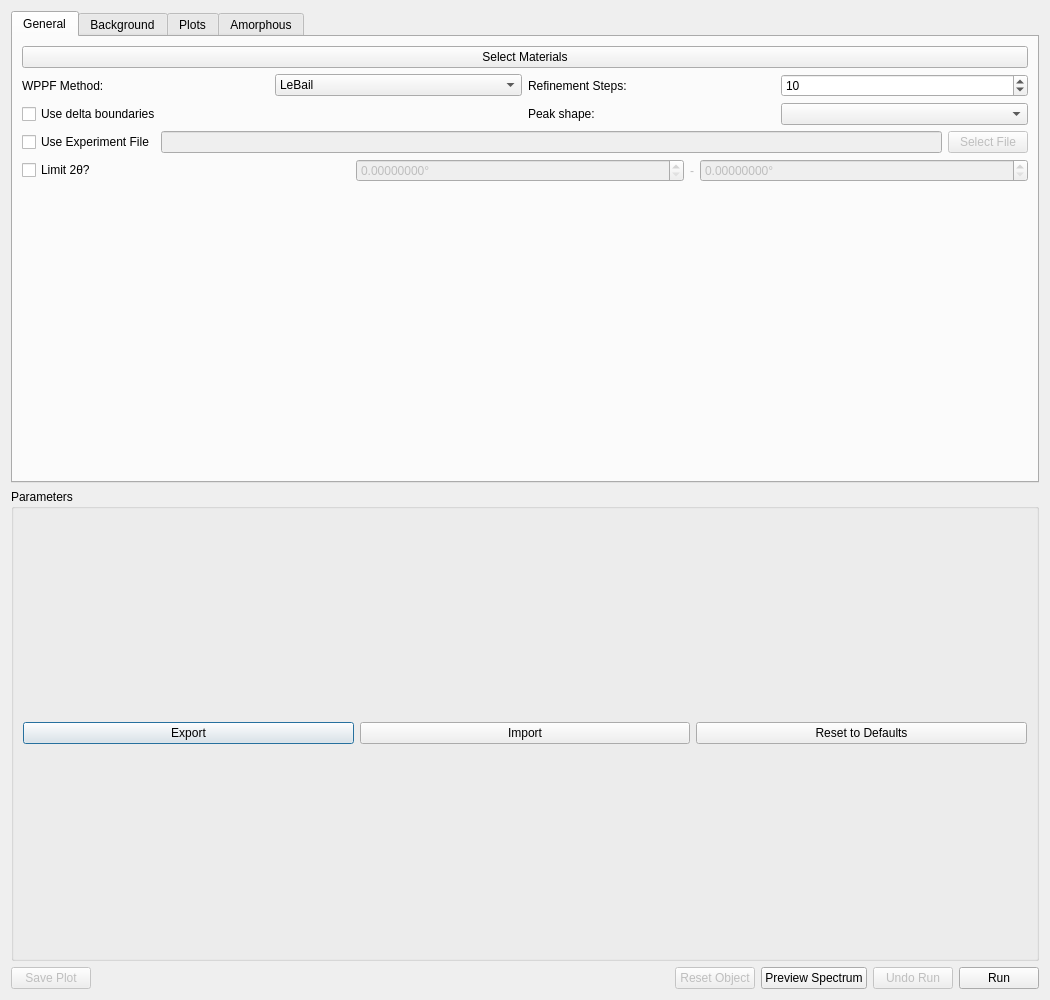
Before: the Qt Designer form hexrdgui/resources/ui/wppf_options_dialog.ui in HEXRD/hexrdgui, drawn with Qt 5.
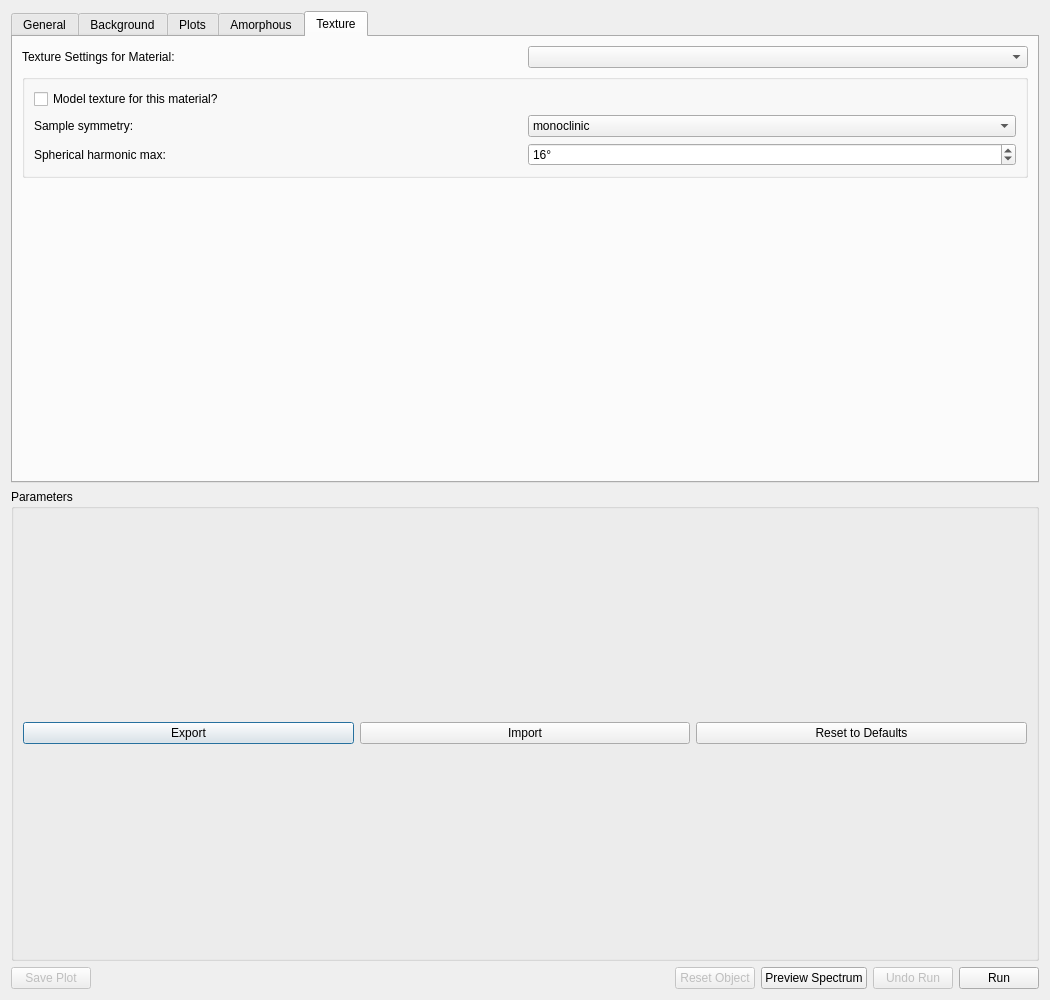
After: the same form once the commit is applied. Icons and pictures are not drawn. Custom widgets are drawn as their Qt base class.

```diff
--- a/hexrdgui/resources/ui/wppf_options_dialog.ui
+++ b/hexrdgui/resources/ui/wppf_options_dialog.ui
@@ -138,7 +138,7 @@
         </sizepolicy>
        </property>
        <property name="currentIndex">
-        <number>0</number>
+        <number>4</number>
        </property>
        <widget class="QWidget" name="general_tab">
         <attribute name="title">
@@ -546,6 +546,115 @@
          </item>
         </layout>
        </widget>
+       <widget class="QWidget" name="texture_tab">
+        <attribute name="title">
+         <string>Texture</string>
+        </attribute>
+        <layout class="QGridLayout" name="gridLayout_8">
+         <item row="0" column="1">
+          <widget class="QComboBox" name="selected_texture_material"/>
+         </item>
+         <item row="1" column="0" colspan="2">
+          <widget class="QGroupBox" name="texture_settings_group">
+           <property name="title">
+            <string/>
+           </property>
+           <layout class="QGridLayout" name="gridLayout_9">
+            <item row="1" column="0">
+             <widget class="QLabel" name="texture_sample_symmetry_label">
+              <property name="text">
+               <string>Sample symmetry:</string>
+              </property>
+             </widget>
+            </item>
+            <item row="1" column="1">
+             <widget class="QComboBox" name="texture_sample_symmetry">
+              <property name="currentText">
+               <string>axial</string>
+              </property>
+              <item>
+               <property name="text">
+                <string>monoclinic</string>
+               </property>
+              </item>
+              <item>
+               <property name="text">
+                <string>orthorhombic</string>
+               </property>
+              </item>
+              <item>
+               <property name="text">
+                <string>axial</string>
+               </property>
+              </item>
+              <item>
+               <property name="text">
+                <string>triclinic</string>
+               </property>
+              </item>
+             </widget>
+            </item>
+            <item row="0" column="0">
+             <widget class="QCheckBox" name="include_texture_model">
+              <property name="text">
+               <string>Model texture for this material?</string>
+              </property>
+             </widget>
+            </item>
+            <item row="2" column="0">
+             <widget class="QLabel" name="texture_ell_max_label">
+              <property name="text">
+               <string>Spherical harmonic max:</string>
+              </property>
+             </widget>
+            </item>
+            <item row="2" column="1">
+             <widget class="QSpinBox" name="texture_ell_max">
+              <property name="keyboardTracking">
+               <bool>false</bool>
+              </property>
+              <property name="suffix">
+               <string>°</string>
+              </property>
+              <property name="minimum">
+               <number>2</number>
+              </property>
+              <property name="maximum">
+               <number>10000000</number>
+              </property>
+              <property name="singleStep">
+               <number>2</number>
+              </property>
+              <property name="value">
+               <number>16</number>
+              </property>
+             </widget>
+            </item>
+           </layout>
+          </widget>
+         </item>
+         <item row="0" column="0">
+          <widget class="QLabel" name="selected_texture_material_label">
+           <property name="text">
+            <string>Texture Settings for Material:</string>
+           </property>
+          </widget>
+         </item>
+         <item row="2" column="0" colspan="2">
+          <spacer name="verticalSpacer_5">
+           <property name="orientation">
+            <enum>Qt::Vertical</enum>
+           </property>
+           <property name="sizeHint" stdset="0">
+            <size>
+             <width>20</width>
+             <height>40</height>
+            </size>
+           </property>
+          </spacer>
+         </item>
+        </layout>
+       </widget>
       </widget>
      </item>
     </layout>
```
